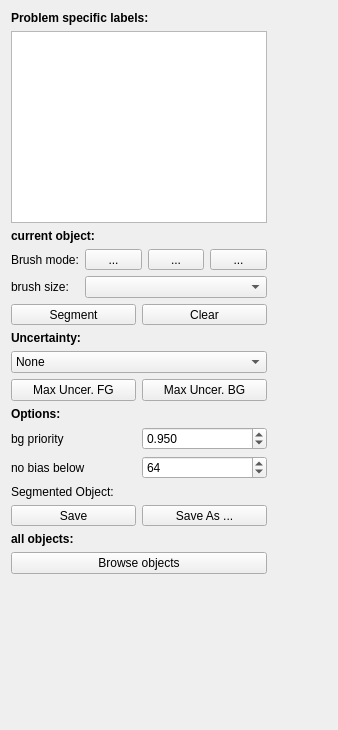
First picture: the form in ilastik/workflows/carving/carvingDrawer.ui, repository ilastik/ilastik, before the edit.
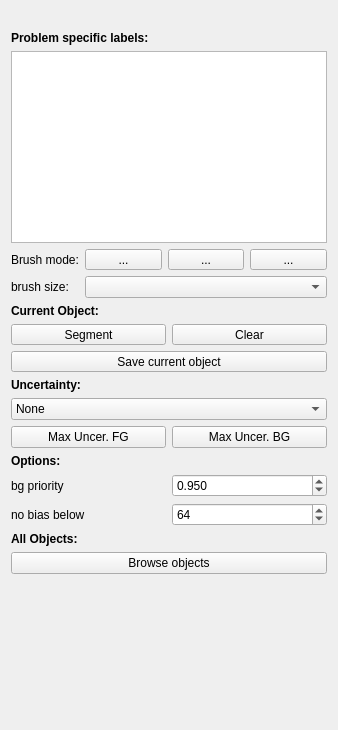
Second picture: the form after the edit. Icons and pictures are not drawn. Custom widgets are drawn as their Qt base class.

Commit message: improve carving gui (together with Ulli)

What changed in the file:
```diff
--- a/ilastik/workflows/carving/carvingDrawer.ui
+++ b/ilastik/workflows/carving/carvingDrawer.ui
@@ -31,11 +31,20 @@
   <property name="windowTitle">
    <string>Form</string>
   </property>
-  <layout class="QVBoxLayout" name="verticalLayout_2">
-   <item>
-    <layout class="QHBoxLayout" name="horizontalLayout">
-     <item>
       <layout class="QVBoxLayout" name="verticalLayout">
+   <item>
+    <spacer name="horizontalSpacer">
+     <property name="orientation">
+      <enum>Qt::Horizontal</enum>
+     </property>
+     <property name="sizeHint" stdset="0">
+      <size>
+       <width>317</width>
+       <height>20</height>
+      </size>
+     </property>
+    </spacer>
+   </item>
        <item>
         <widget class="QLabel" name="label">
          <property name="sizePolicy">
@@ -59,19 +68,6 @@
          </property>
         </widget>
        </item>
-       <item>
-        <widget class="QLabel" name="currentObjectLabel">
-         <property name="font">
-          <font>
-           <weight>75</weight>
-           <bold>true</bold>
-          </font>
-         </property>
-         <property name="text">
-          <string>current object:</string>
-         </property>
-        </widget>
-       </item>
        <item>
         <layout class="QGridLayout" name="gridLayout">
          <item row="0" column="3">
@@ -135,6 +131,30 @@
          </item>
         </layout>
        </item>
+   <item>
+    <layout class="QHBoxLayout" name="horizontalLayout">
+     <item>
+      <widget class="QLabel" name="label_8">
+       <property name="text">
+        <string>&lt;html&gt;&lt;head/&gt;&lt;body&gt;&lt;p&gt;&lt;span style=&quot; font-weight:600;&quot;&gt;Current Object:&lt;/span&gt;&lt;/p&gt;&lt;/body&gt;&lt;/html&gt;</string>
+       </property>
+      </widget>
+     </item>
+     <item>
+      <widget class="QLabel" name="currentObjectLabel">
+       <property name="font">
+        <font>
+         <weight>75</weight>
+         <bold>true</bold>
+        </font>
+       </property>
+       <property name="text">
+        <string/>
+       </property>
+      </widget>
+     </item>
+    </layout>
+   </item>
        <item>
         <layout class="QHBoxLayout" name="horizontalLayout_6">
          <item>
@@ -179,6 +199,26 @@
          </item>
         </layout>
        </item>
+   <item>
+    <widget class="QToolButton" name="save">
+     <property name="sizePolicy">
+      <sizepolicy hsizetype="MinimumExpanding" vsizetype="Fixed">
+       <horstretch>0</horstretch>
+       <verstretch>0</verstretch>
+      </sizepolicy>
+     </property>
+     <property name="text">
+      <string>Save current object</string>
+     </property>
+     <property name="icon">
+      <iconset>
+       <normaloff>../../shell/gui/icons/16x16/actions/document-save.png</normaloff>../../shell/gui/icons/16x16/actions/document-save.png</iconset>
+     </property>
+     <property name="toolButtonStyle">
+      <enum>Qt::ToolButtonTextBesideIcon</enum>
+     </property>
+    </widget>
+   </item>
        <item>
         <widget class="QLabel" name="label_9">
          <property name="font">
@@ -293,55 +333,7 @@
         </layout>
        </item>
        <item>
-        <widget class="QLabel" name="label_8">
-         <property name="text">
-          <string>Segmented Object:</string>
-         </property>
-        </widget>
-       </item>
-       <item>
-        <layout class="QHBoxLayout" name="horizontalLayout_4">
-         <item>
-          <widget class="QToolButton" name="save">
-           <property name="sizePolicy">
-            <sizepolicy hsizetype="MinimumExpanding" vsizetype="Fixed">
-             <horstretch>0</horstretch>
-             <verstretch>0</verstretch>
-            </sizepolicy>
-           </property>
-           <property name="text">
-            <string>Save</string>
-           </property>
-           <property name="icon">
-            <iconset>
-             <normaloff>../../shell/gui/icons/16x16/actions/document-save.png</normaloff>../../shell/gui/icons/16x16/actions/document-save.png</iconset>
-           </property>
-           <property name="toolButtonStyle">
-            <enum>Qt::ToolButtonTextBesideIcon</enum>
-           </property>
-          </widget>
-         </item>
-         <item>
-          <widget class="QToolButton" name="saveAs">
-           <property name="sizePolicy">
-            <sizepolicy hsizetype="MinimumExpanding" vsizetype="Fixed">
-             <horstretch>0</horstretch>
-             <verstretch>0</verstretch>
-            </sizepolicy>
-           </property>
-           <property name="text">
-            <string>Save As ...</string>
-           </property>
-           <property name="icon">
-            <iconset>
-             <normaloff>../../shell/gui/icons/16x16/actions/document-save-as.png</normaloff>../../shell/gui/icons/16x16/actions/document-save-as.png</iconset>
-           </property>
-           <property name="toolButtonStyle">
-            <enum>Qt::ToolButtonTextBesideIcon</enum>
-           </property>
-          </widget>
-         </item>
-        </layout>
+    <layout class="QHBoxLayout" name="horizontalLayout_4"/>
        </item>
        <item>
         <widget class="QLabel" name="label_5">
@@ -352,7 +344,7 @@
           </font>
          </property>
          <property name="text">
-          <string>all objects:</string>
+      <string>All Objects:</string>
          </property>
         </widget>
        </item>
@@ -374,23 +366,6 @@
              <normaloff>../../shell/gui/icons/16x16/actions/document-open.png</normaloff>../../shell/gui/icons/16x16/actions/document-open.png</iconset>
            </property>
           </widget>
-         </item>
-        </layout>
-       </item>
-      </layout>
-     </item>
-     <item>
-      <spacer name="horizontalSpacer">
-       <property name="orientation">
-        <enum>Qt::Horizontal</enum>
-       </property>
-       <property name="sizeHint" stdset="0">
-        <size>
-         <width>40</width>
-         <height>20</height>
-        </size>
-       </property>
-      </spacer>
      </item>
     </layout>
    </item>
```
Lines whose indentation alone changed are shown as unchanged. The commit also changes 3 other files.
